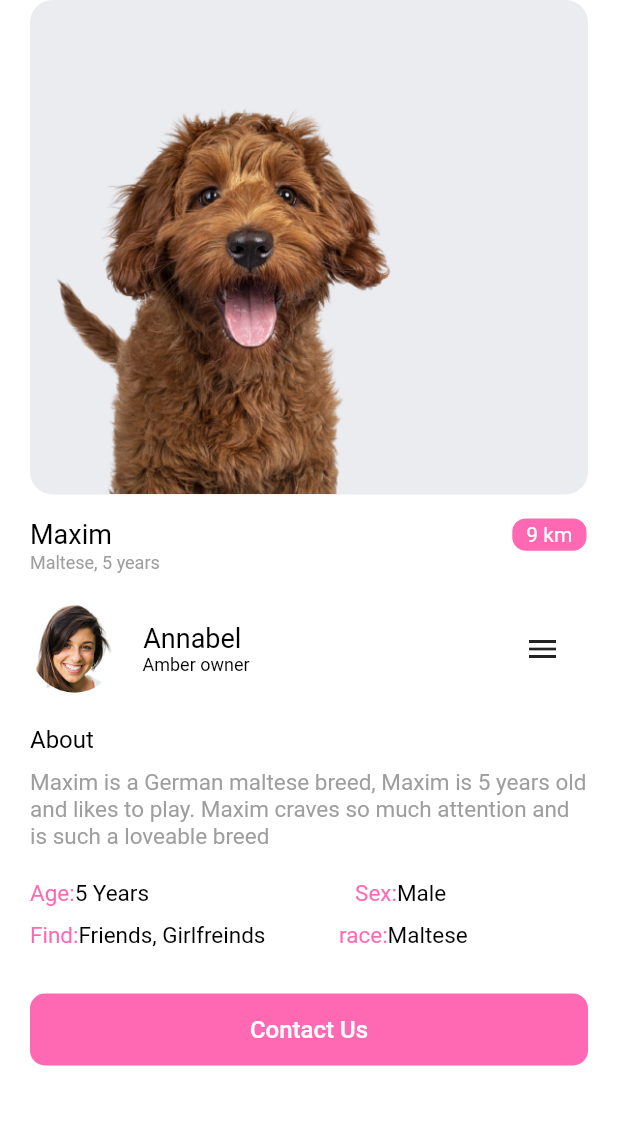
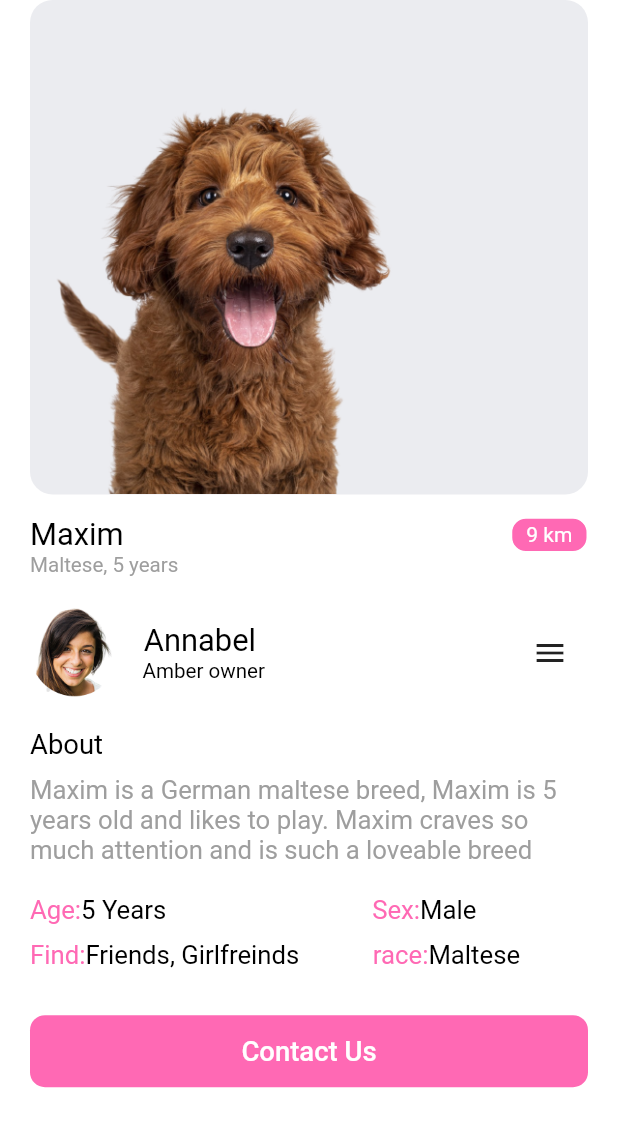
Before and after one commit to GreatGodson/PawFinder, a Flutter app: the screen it shows after launch, after a tap on "See all", on a phone screen of 412 x 824 dp. Shown: the top 1127 px of the screen. Run offline on Flutter 3.47's test engine with Material 2 defaults, Android fonts, the phone set to English and light mode, and no system bars; our stand-ins replace flutter_screenutil.

Commit message:
⚡ update: refactor

```diff
--- a/lib/main.dart
+++ b/lib/main.dart
@@ -1,7 +1,13 @@
 import 'package:flutter/material.dart';
+import 'package:flutter/services.dart';
 import 'package:paw_finder/ui/screens/splash_screen.dart';
+import 'package:flutter_screenutil/flutter_screenutil.dart';
 
-void main() {
+void main() async {
+  await ScreenUtil.ensureScreenSize();
+  WidgetsFlutterBinding.ensureInitialized();
+  SystemChrome.setPreferredOrientations(
+      [DeviceOrientation.portraitUp, DeviceOrientation.portraitDown]);
   runApp(const MyApp());
 }
 
@@ -12,12 +18,18 @@ class MyApp extends StatelessWidget {
   Widget build(BuildContext context) {
     return MaterialApp(
       debugShowCheckedModeBanner: false,
-      theme: ThemeData(
-        scaffoldBackgroundColor: Colors.white,
-        appBarTheme: const AppBarTheme(
-          color: Colors.white,
-        ),
-      ),
+      builder: (ctx, child) {
+        ScreenUtil.init(ctx);
+        return Theme(
+          child: child!,
+          data: ThemeData(
+            scaffoldBackgroundColor: Colors.white,
+            appBarTheme: const AppBarTheme(
+              color: Colors.white,
+            ),
+          ),
+        );
+      },
       home: const SplashScreen(),
     );
   }
--- a/lib/ui/components/app_bar_widget/app_bar.dart
+++ b/lib/ui/components/app_bar_widget/app_bar.dart
@@ -1,4 +1,5 @@
 import 'package:flutter/material.dart';
+import 'package:flutter_screenutil/flutter_screenutil.dart';
 import 'package:paw_finder/ui/themes/text_style/text_style.dart';
 import 'package:paw_finder/ui/themes/theme.dart';
 
--- a/lib/ui/components/shop_now_card/shop_now_card.dart
+++ b/lib/ui/components/shop_now_card/shop_now_card.dart
@@ -1,4 +1,5 @@
 import 'package:flutter/material.dart';
+import 'package:flutter_screenutil/flutter_screenutil.dart';
 import 'package:paw_finder/ui/themes/text_style/text_style.dart';
 import 'package:paw_finder/ui/themes/theme.dart';
 
@@ -13,7 +14,8 @@ class ShopNowCard extends StatelessWidget {
   @override
   Widget build(BuildContext context) {
     return Container(
-      height: size.height / 5,
+      // size.height / 5
+      height: 180.h,
       width: double.infinity,
       decoration: BoxDecoration(
         borderRadius: BorderRadius.circular(10),
@@ -23,7 +25,7 @@ class ShopNowCard extends StatelessWidget {
         children: [
           Expanded(
             child: Padding(
-              padding: const EdgeInsets.only(top: 10, left: 20, bottom: 10),
+              padding: EdgeInsets.only(top: 10, left: 20, bottom: 10.h),
               child: Column(
                 crossAxisAlignment: CrossAxisAlignment.start,
                 children: [
@@ -37,9 +39,11 @@ class ShopNowCard extends StatelessWidget {
                       color: blackTheme,
                       fontSize: 12.0),
                   const Spacer(),
+                  // size.height / 25
+                  // size.width / 4.5
                   Container(
-                    height: size.height / 25,
-                    width: size.width / 4.5,
+                    height: 30.h,
+                    width: 80.w,
                     decoration: BoxDecoration(
                         color: brightPinkTheme,
                         borderRadius: BorderRadius.circular(10)),
--- a/lib/ui/themes/text_style/text_style.dart
+++ b/lib/ui/themes/text_style/text_style.dart
@@ -1,4 +1,5 @@
 import 'package:flutter/material.dart';
+import 'package:flutter_screenutil/flutter_screenutil.dart';
 
 class CustomText extends StatelessWidget {
   final String text;
@@ -17,7 +18,7 @@ class CustomText extends StatelessWidget {
   Widget build(BuildContext context) {
     return Text(
       text,
-      style: TextStyle(color: color, fontSize: fontSize),
+      style: TextStyle(color: color, fontSize: fontSize.sp),
     );
   }
 }
```
Also changed, not shown: pubspec.yaml (+6 -53 lines), pubspec.lock.
